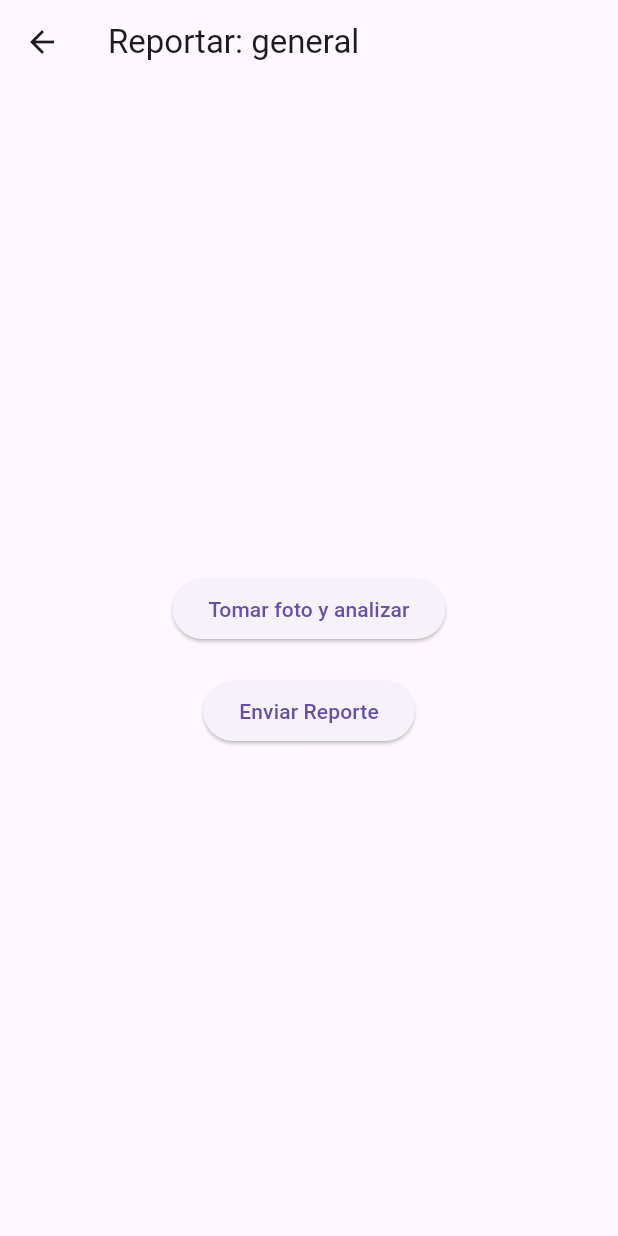
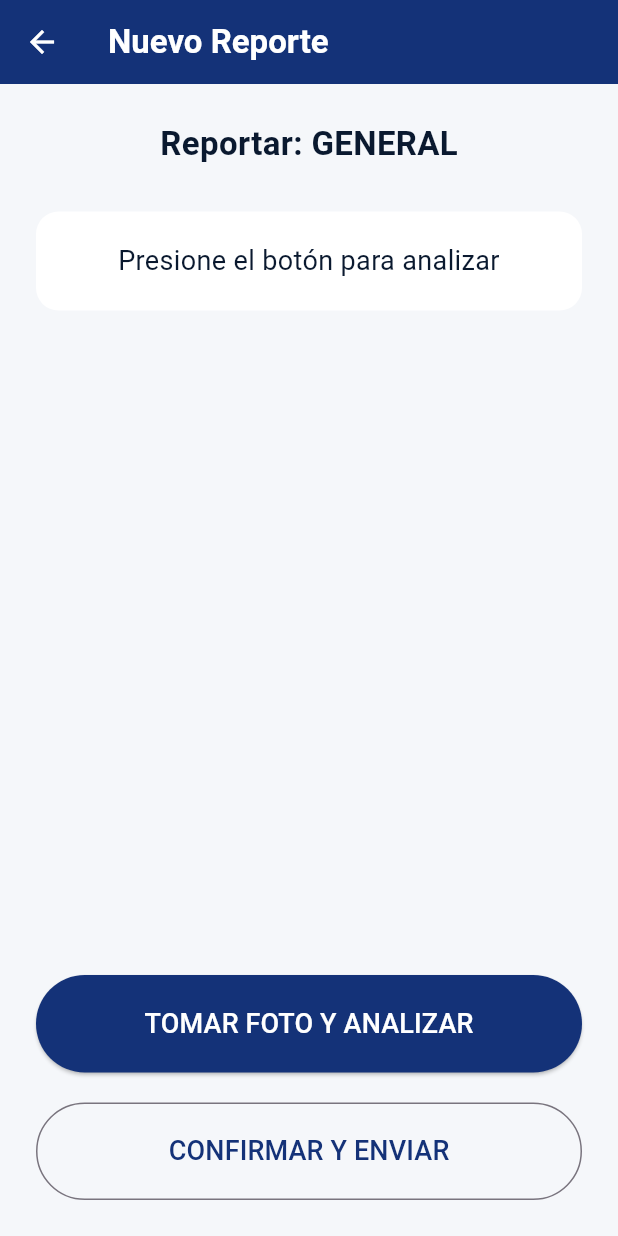
Before and after one commit to XITZEL/Ruta-Accesible_Frontend, a Flutter app: the MapPage screen opened directly, after a tap on the "mic" icon, after a tap on "REPORTAR OBSTÁCULO", on a phone screen of 412 x 824 dp. Run offline on Flutter 3.47's test engine with Material 3 defaults, Android fonts, the light colour scheme and no system bars; our stand-ins replace flutter_dotenv, flutter_tts, geolocator, google_maps_flutter, speech_to_text.

Commit message:
Mejorar la interfaz y funcionalidad de las páginas de mapa y reporte, incluyendo ajustes de diseño y optimización de la lógica de análisis de imágenes.

```diff
--- a/ruta_accesible_frontend/lib/pages/map_page.dart
+++ b/ruta_accesible_frontend/lib/pages/map_page.dart
@@ -22,7 +22,6 @@ class _MapPageState extends State<MapPage> {
   final SpeechToText _speech = SpeechToText();
   bool _isListening = false;
 
-  // PALETA AZUL APLICADA
   final Color _fondoGeneral = const Color(0xFFF5F7FA);
   final Color _textoPrincipal = const Color(0xFF0A192F);
   final Color _fondoBotones = const Color(0xFF143278);
@@ -70,7 +69,7 @@ class _MapPageState extends State<MapPage> {
     if (destino != null) {
       Navigator.push(context, MaterialPageRoute(builder: (context) => destino!));
     } else {
-      _hablar("No encontré esa categoría, intenta decir Gobierno, Hospital, Banco o Super.");
+      _hablar("No encontré esa categoría.");
     }
   }
 
@@ -86,20 +85,24 @@ class _MapPageState extends State<MapPage> {
             myLocationEnabled: true,
           ),
 
+          // BUSCADOR BLINDADO CONTRA OVERFLOW
           Positioned(
             top: 50, left: 15, right: 15,
             child: Container(
-              padding: const EdgeInsets.symmetric(horizontal: 10),
+              height: 55, // Altura fija para evitar saltos
+              padding: const EdgeInsets.symmetric(horizontal: 5),
               decoration: BoxDecoration(
                 color: _fondoGeneral,
                 borderRadius: BorderRadius.circular(15),
-                boxShadow: const [BoxShadow(color: Colors.black26, blurRadius: 10)]
+                boxShadow: const [BoxShadow(color: Colors.black26, blurRadius: 5)]
               ),
               child: Row(
                 children: [
                   IconButton(
-                    icon: Icon(_isListening ? Icons.mic_off : Icons.mic, color: _isListening ? Colors.red : _fondoBotones),
-                    onPressed: _escucharBusqueda
+                    icon: Icon(_isListening ? Icons.mic_off : Icons.mic,
+                               color: _isListening ? Colors.red : _fondoBotones),
+                    onPressed: _escucharBusqueda,
+                    constraints: const BoxConstraints(minWidth: 40), // Tamaño fijo
                   ),
                   Expanded(
                     child: TextField(
@@ -107,6 +110,7 @@ class _MapPageState extends State<MapPage> {
                       decoration: InputDecoration(
                         border: InputBorder.none,
                         hintText: '¿A dónde vamos?',
+                        contentPadding: const EdgeInsets.symmetric(horizontal: 10),
                         hintStyle: TextStyle(color: _textoPrincipal.withOpacity(0.5))
                       )
                     )
@@ -141,7 +145,7 @@ class _MapPageState extends State<MapPage> {
                     crossAxisCount: 2,
                     crossAxisSpacing: 10,
                     mainAxisSpacing: 10,
-                    childAspectRatio: 2.8,
+                    childAspectRatio: 3.0, // Aumentado ligeramente para mejor ajuste
                     children: [
                       _buildBotonCategoria(Icons.gavel, "Gobierno", const GobiernoPage()),
                       _buildBotonCategoria(Icons.local_hospital, "Hospitales", const HospitalPage()),
@@ -163,15 +167,18 @@ class _MapPageState extends State<MapPage> {
       style: ElevatedButton.styleFrom(
         backgroundColor: _fondoBotones,
         shape: RoundedRectangleBorder(borderRadius: BorderRadius.circular(10)),
+        padding: const EdgeInsets.symmetric(horizontal: 5),
       ),
       onPressed: () => Navigator.push(context, MaterialPageRoute(builder: (context) => paginaDestino)),
-      child: Row(
-        mainAxisAlignment: MainAxisAlignment.center,
-        children: [
-          Icon(icono, size: 20, color: _textoBotones),
-          const SizedBox(width: 5),
-          Text(texto, style: TextStyle(fontSize: 13, color: _textoBotones, fontWeight: FontWeight.bold)),
-        ],
+      child: FittedBox( // Esto evita que el texto se salga del botón
+        fit: BoxFit.scaleDown,
+        child: Row(
+          children: [
+            Icon(icono, size: 18, color: _textoBotones),
+            const SizedBox(width: 5),
+            Text(texto, style: TextStyle(fontSize: 12, color: _textoBotones, fontWeight: FontWeight.bold)),
+          ],
+        ),
       ),
     );
   }
--- a/ruta_accesible_frontend/lib/pages/report_page.dart
+++ b/ruta_accesible_frontend/lib/pages/report_page.dart
@@ -12,28 +12,44 @@ class ReportePage extends StatefulWidget {
 }
 
 class _ReportePageState extends State<ReportePage> {
-  bool analizando = false;
-  File? _imagen; // Placeholder para la imagen
-  final String _descripcionIA = "Descripción inicial";
+  bool _cargando = false;
+  String _mensajeEstado = "Presione el botón para analizar";
 
-  // Lógica de análisis con IA
-  Future<void> _procesarFotoConIA() async {
-    setState(() => analizando = true);
+  // Colores de la paleta solicitada
+  final Color _fondoGris = const Color(0xFFF5F7FA);
+  final Color _textoOscuro = const Color(0xFF0A192F);
+  final Color _azulBotones = const Color(0xFF143278);
+
+  // Simulación de llamada a POST /api/ai/describe-photo
+  Future<void> _analizarImagen() async {
+    setState(() {
+      _cargando = true;
+      _mensajeEstado = "Analizando peligro con IA...";
+    });
+
+    // Aquí iría tu lógica real de cámara + multipart/form-data a /api/ai/describe-photo
     await Future.delayed(const Duration(seconds: 3));
-    setState(() => analizando = false);
+
+    setState(() {
+      _cargando = false;
+      _mensajeEstado = "Peligro detectado: ${widget.categoria}. ¿Desea enviar reporte?";
+    });
   }
 
-  // Envío a backend
-  Future<void> _enviarReporteAFirebaseYBackend() async {
+  // Envío final a POST /api/reports
+  Future<void> _enviarReporte() async {
+    setState(() => _cargando = true);
+
     final body = {
+      "userId": "usuario_anonimo_123", // Cambiar por auth real
       "tipo_barrera": widget.categoria,
-      "descripcion": _descripcionIA,
+      "descripcion": "Obstáculo detectado automáticamente",
       "metodo_ingreso": "IA",
-      "url_multimedia": "https://firebasestorage.googleapis.com/.../imagen.jpg",
       "lat": 32.5149,
       "lng": -117.0382,
     };
 
+    try {
       final response = await http.post(
         Uri.parse('https://ruta-accesible.vercel.app/api/reports'),
         headers: {"Content-Type": "application/json"},
@@ -41,28 +57,77 @@ class _ReportePageState extends State<ReportePage> {
       );
 
       if (response.statusCode == 201 && mounted) {
-      Navigator.pop(context, true);
+        _mostrarExito();
       }
+    } catch (e) {
+      debugPrint(e.toString());
+    } finally {
+      if (mounted) setState(() => _cargando = false);
+    }
+  }
+
+  void _mostrarExito() {
+    showDialog(
+      context: context,
+      builder: (context) => AlertDialog(
+        title: const Text("¡Reporte enviado!"),
+        content: const Text("Gracias por ayudar a mejorar la ciudad."),
+        actions: [
+          TextButton(onPressed: () => Navigator.pop(context, true), child: const Text("Aceptar"))
+        ],
+      ),
+    );
   }
 
   @override
   Widget build(BuildContext context) {
     return Scaffold(
-      appBar: AppBar(title: Text("Reportar: ${widget.categoria}")),
-      body: Center(
-        child: analizando
+      backgroundColor: _fondoGris,
+      appBar: AppBar(
+        title: const Text("Nuevo Reporte", style: TextStyle(fontWeight: FontWeight.bold)),
+        backgroundColor: _azulBotones,
+        foregroundColor: Colors.white,
+      ),
+      body: Padding(
+        padding: const EdgeInsets.all(24.0),
+        child: Column(
+          children: [
+            Text(
+              "Reportar: ${widget.categoria.toUpperCase()}",
+              style: TextStyle(fontSize: 22, color: _textoOscuro, fontWeight: FontWeight.bold),
+            ),
+            const SizedBox(height: 30),
+
+            // Área de Feedback visual grande
+            Container(
+              padding: const EdgeInsets.all(20),
+              decoration: BoxDecoration(color: Colors.white, borderRadius: BorderRadius.circular(15)),
+              child: Center(
+                child: _cargando
                   ? const CircularProgressIndicator()
-            : Column(
-                mainAxisAlignment: MainAxisAlignment.center,
-                children: [
-                  ElevatedButton(
-                    onPressed: _procesarFotoConIA,
-                    child: const Text("Tomar foto y analizar"),
+                  : Text(_mensajeEstado, textAlign: TextAlign.center, style: TextStyle(fontSize: 18, color: _textoOscuro)),
+              ),
+            ),
+            const Spacer(),
+
+            // Botones grandes y accesibles
+            SizedBox(
+              width: double.infinity,
+              height: 65,
+              child: ElevatedButton(
+                style: ElevatedButton.styleFrom(backgroundColor: _azulBotones),
+                onPressed: _cargando ? null : _analizarImagen,
+                child: const Text("TOMAR FOTO Y ANALIZAR", style: TextStyle(fontSize: 18, color: Colors.white)),
+              ),
             ),
             const SizedBox(height: 20),
-                  ElevatedButton(
-                    onPressed: _enviarReporteAFirebaseYBackend,
-                    child: const Text("Enviar Reporte"),
+            SizedBox(
+              width: double.infinity,
+              height: 65,
+              child: OutlinedButton(
+                onPressed: _cargando ? null : _enviarReporte,
+                child: Text("CONFIRMAR Y ENVIAR", style: TextStyle(fontSize: 18, color: _azulBotones)),
+              ),
             ),
           ],
         ),
```
Also changed, not shown: ruta_accesible_frontend/pubspec.yaml (+14 -11 lines), ruta_accesible_frontend/pubspec.lock, 3 other files. Lines whose indentation alone changed are shown as unchanged.
